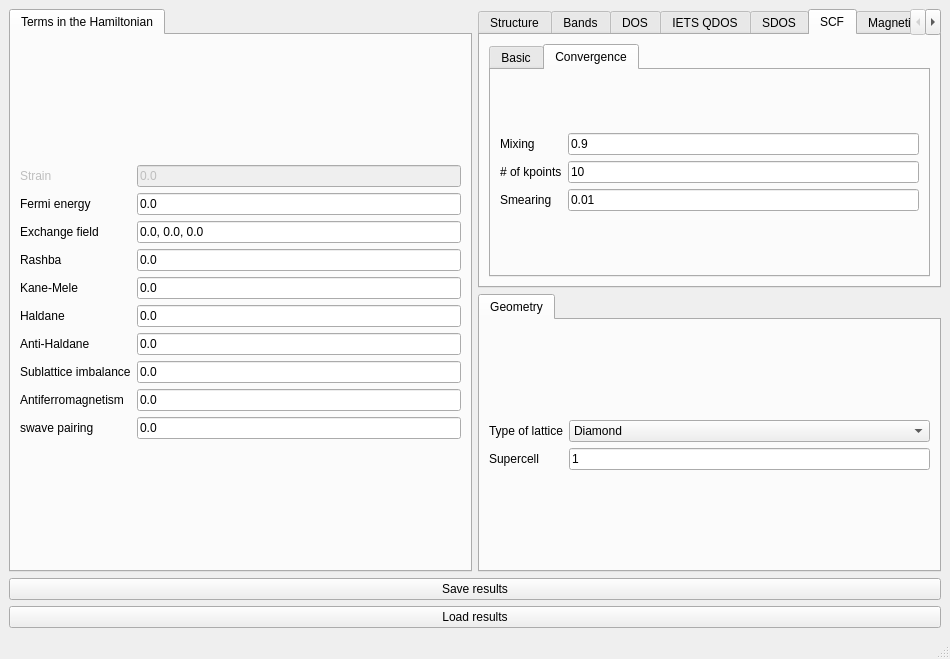
The window that interface-pyqt/3d/interface.ui (joselado/quantum-lattice) describes before a commit, drawn with Qt 5.
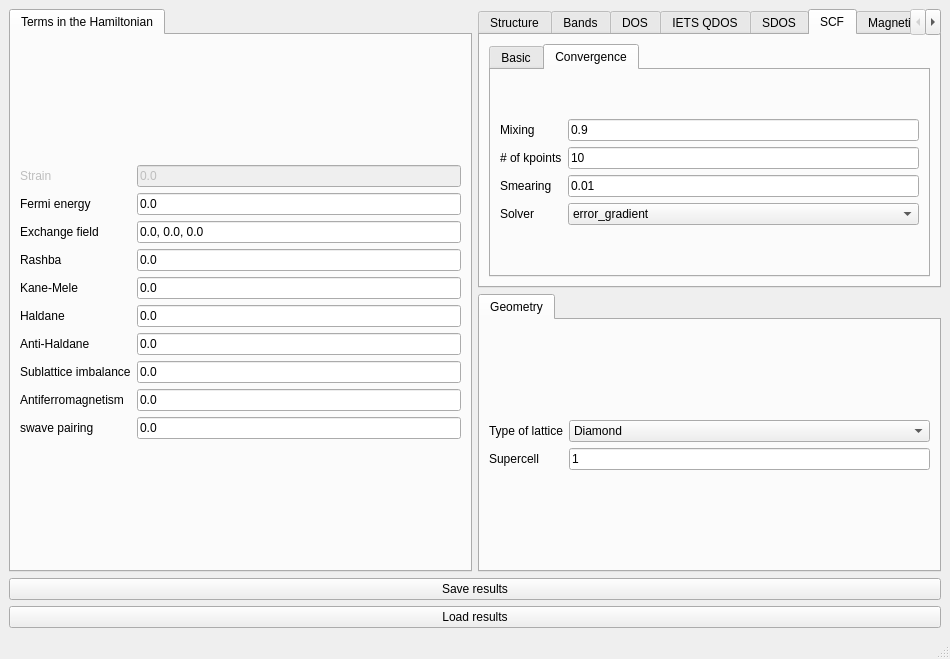
The same window after the commit. The open tabs and pages were chosen to show the change. Custom widgets are drawn as their Qt base class.

Commit message:
Add SCF solver dropdown (error_gradient/linear_mixing)
Adds a "Solver" combobox to the Convergence sub-tab of every SCF-capable
mode, letting the user pick which use_jax=True algorithm VJinteraction/
Vinteraction uses to converge the mean field, defaulting to
error_gradient. Falls back to the existing plain-mixing behavior for a
BdG (pairing) Hamiltonian or when jax isn't installed - install.py now
best-effort installs jax alongside pyvista.

Claude-Session: https://claude.ai/code/session_012fL8wwuicuNy2k5fzsptqR

```diff
--- a/interface-pyqt/3d/interface.ui
+++ b/interface-pyqt/3d/interface.ui
@@ -672,6 +672,30 @@
                 </property>
                </widget>
               </item>
+              <item row="3" column="0">
+               <widget class="BodyLabel" name="label_scf_solver">
+                <property name="text">
+                 <string>Solver</string>
+                </property>
+               </widget>
+              </item>
+              <item row="3" column="1">
+               <widget class="ComboBox" name="scf_solver">
+                <property name="toolTip">
+                 <string>Iterative algorithm used to converge the self-consistent mean field (requires the optional jax extra; falls back to the default plain-mixing solver for a Hamiltonian with superconducting pairing)</string>
+                </property>
+                <item>
+                 <property name="text">
+                  <string>error_gradient</string>
+                 </property>
+                </item>
+                <item>
+                 <property name="text">
+                  <string>linear_mixing</string>
+                 </property>
+                </item>
+               </widget>
+              </item>
              </layout>
             </item>
            </layout>
```
The commit also changes 22 other files.
